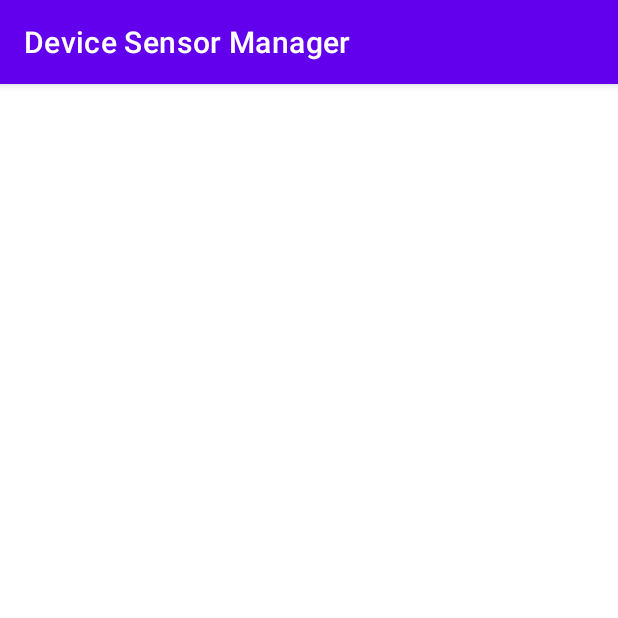
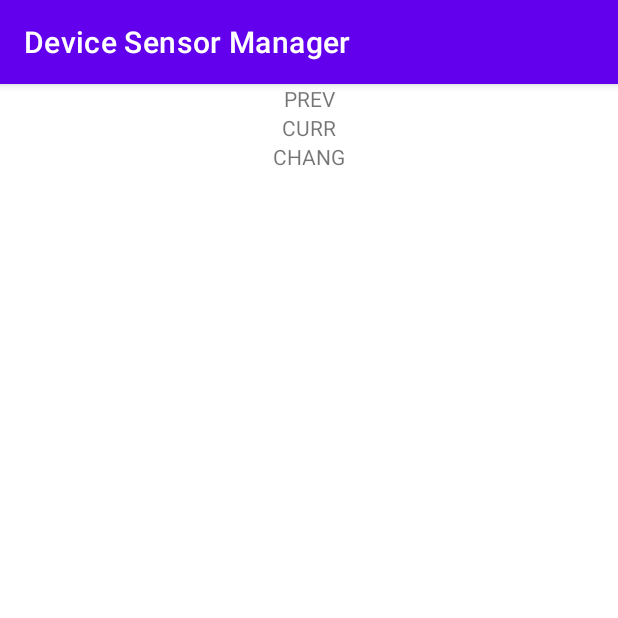
Before and after one commit to riskiilyas/Device-Sensor-Manager, an Android app: the GyroscopeActivity screen opened directly, with no data from a screen before it, on a phone screen of 412 x 824 dp, the top half of it. Run offline under Robolectric (Android 15) with nearby library versions, the phone set to English and light mode, and no system bars; 1 statement that could not run was skipped.

Commit message:
on progress

```diff
--- a/app/build.gradle
+++ b/app/build.gradle
@@ -29,6 +29,10 @@ android {
     kotlinOptions {
         jvmTarget = '1.8'
     }
+
+    buildFeatures{
+        viewBinding true
+    }
 }
 
 dependencies {
--- a/app/src/main/java/com/keecoding/devicesensormanager/GyroscopeActivity.kt
+++ b/app/src/main/java/com/keecoding/devicesensormanager/GyroscopeActivity.kt
@@ -10,16 +10,14 @@ import android.os.Bundle
 
 class GyroscopeActivity : AppCompatActivity(), SensorEventListener {
     private lateinit var sensorManager: SensorManager
-    private lateinit var accelerometerSensor: Sensor
+    private lateinit var gyroscopeSensor: Sensor
 
     override fun onCreate(savedInstanceState: Bundle?) {
         super.onCreate(savedInstanceState)
         setContentView(R.layout.activity_accelerometer)
 
         sensorManager = getSystemService(Context.SENSOR_SERVICE) as SensorManager
-        accelerometerSensor = sensorManager.getDefaultSensor(Sensor.TYPE_GYROSCOPE)
-
-        sensorManager.registerListener(this, accelerometerSensor, SensorManager.SENSOR_DELAY_NORMAL)
+        gyroscopeSensor = sensorManager.getDefaultSensor(Sensor.TYPE_GYROSCOPE)
     }
 
     override fun onSensorChanged(event: SensorEvent?) {
@@ -31,4 +29,14 @@ class GyroscopeActivity : AppCompatActivity(), SensorEventListener {
     }
 
     override fun onAccuracyChanged(sensor: Sensor?, accuracy: Int) {}
+
+    override fun onResume() {
+        sensorManager.registerListener(this, gyroscopeSensor, SensorManager.SENSOR_DELAY_NORMAL)
+        super.onResume()
+    }
+
+    override fun onPause() {
+        sensorManager.unregisterListener(this)
+        super.onPause()
+    }
 }
--- a/app/src/main/res/layout/activity_accelerometer.xml
+++ b/app/src/main/res/layout/activity_accelerometer.xml
@@ -6,4 +6,34 @@
     android:layout_height="match_parent"
     tools:context=".AccelerometerActivity">
 
+    <TextView
+        android:id="@+id/tvPrevAcc"
+        android:layout_width="wrap_content"
+        android:layout_height="wrap_content"
+        android:text="PREV"
+        app:layout_constraintEnd_toEndOf="parent"
+        app:layout_constraintHorizontal_bias="0.5"
+        app:layout_constraintStart_toStartOf="parent"
+        app:layout_constraintTop_toTopOf="parent" />
+
+    <TextView
+        android:id="@+id/tvCurrAcc"
+        android:layout_width="wrap_content"
+        android:layout_height="wrap_content"
+        android:text="CURR"
+        app:layout_constraintEnd_toEndOf="parent"
+        app:layout_constraintHorizontal_bias="0.5"
+        app:layout_constraintStart_toStartOf="parent"
+        app:layout_constraintTop_toBottomOf="@+id/tvPrevAcc" />
+
+    <TextView
+        android:id="@+id/tvChangAcc"
+        android:layout_width="wrap_content"
+        android:layout_height="wrap_content"
+        android:text="CHANG"
+        app:layout_constraintEnd_toEndOf="parent"
+        app:layout_constraintHorizontal_bias="0.5"
+        app:layout_constraintStart_toStartOf="parent"
+        app:layout_constraintTop_toBottomOf="@+id/tvCurrAcc" />
+
 </androidx.constraintlayout.widget.ConstraintLayout>
```
Also changed, not shown: app/src/main/java/com/keecoding/devicesensormanager/AccelerometerActivity.kt (+28 -4 lines), app/src/main/java/com/keecoding/devicesensormanager/MainActivity.kt (+18 -2 lines).
